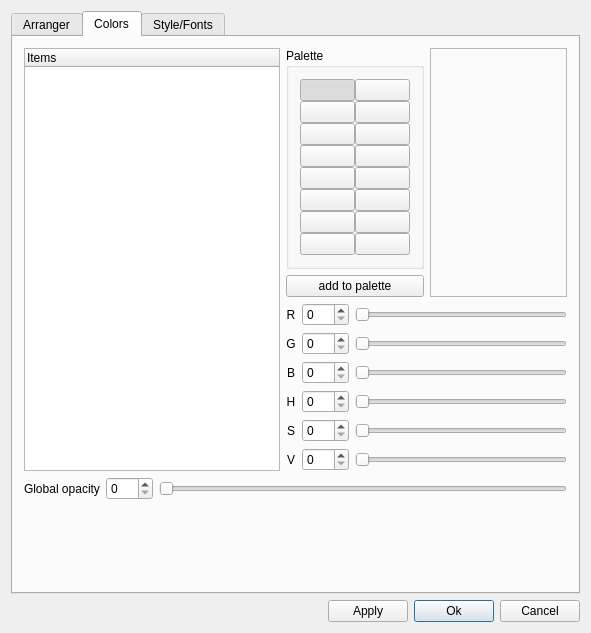
The window that muse2/muse/widgets/appearancebase.ui (emrum/muse) describes before a commit, drawn with Qt 5.
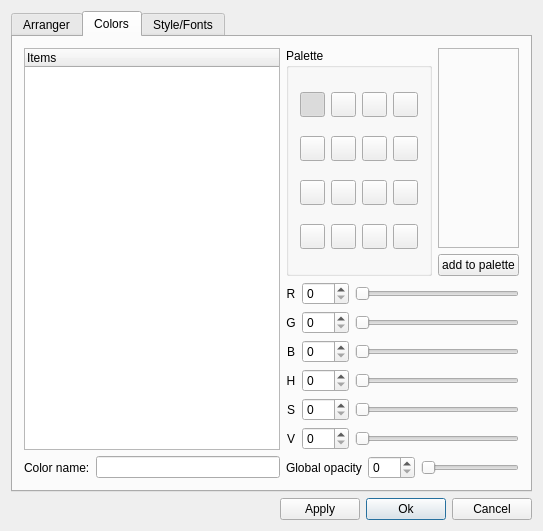
The same window after the commit. The open tabs and pages were chosen to show the change.

```diff
--- a/muse2/muse/widgets/appearancebase.ui
+++ b/muse2/muse/widgets/appearancebase.ui
@@ -6,8 +6,8 @@
    <rect>
     <x>0</x>
     <y>0</y>
-    <width>591</width>
-    <height>633</height>
+    <width>538</width>
+    <height>531</height>
    </rect>
   </property>
   <property name="windowTitle">
@@ -204,11 +204,30 @@
       <attribute name="title">
        <string>Colors</string>
       </attribute>
-      <layout class="QVBoxLayout" name="verticalLayout">
-       <item>
-        <layout class="QGridLayout">
+      <layout class="QGridLayout" name="gridLayout_2">
+       <item row="0" column="0" rowspan="2">
+        <widget class="QTreeWidget" name="itemList">
+         <property name="rootIsDecorated">
+          <bool>true</bool>
+         </property>
+         <property name="allColumnsShowFocus">
+          <bool>true</bool>
+         </property>
+         <column>
+          <property name="text">
+           <string>Items</string>
+          </property>
+         </column>
+        </widget>
+       </item>
          <item row="0" column="1">
           <widget class="QGroupBox" name="aPaletteBox">
+         <property name="sizePolicy">
+          <sizepolicy hsizetype="Maximum" vsizetype="Preferred">
+           <horstretch>0</horstretch>
+           <verstretch>0</verstretch>
+          </sizepolicy>
+         </property>
            <property name="focusPolicy">
             <enum>Qt::NoFocus</enum>
            </property>
@@ -218,18 +237,30 @@
            <property name="selectedId" stdset="0">
             <number>0</number>
            </property>
-           <layout class="QGridLayout">
-            <property name="spacing">
-             <number>0</number>
-            </property>
+         <layout class="QGridLayout" name="gridLayout_1">
             <item row="0" column="0">
              <widget class="QPushButton" name="palette0">
               <property name="sizePolicy">
-               <sizepolicy hsizetype="Expanding" vsizetype="Expanding">
+             <sizepolicy hsizetype="Fixed" vsizetype="Fixed">
                 <horstretch>0</horstretch>
                 <verstretch>0</verstretch>
                </sizepolicy>
               </property>
+            <property name="minimumSize">
+             <size>
+              <width>25</width>
+              <height>25</height>
+             </size>
+            </property>
+            <property name="maximumSize">
+             <size>
+              <width>25</width>
+              <height>25</height>
+             </size>
+            </property>
+            <property name="autoFillBackground">
+             <bool>false</bool>
+            </property>
               <property name="text">
                <string/>
               </property>
@@ -241,14 +272,29 @@
               </property>
              </widget>
             </item>
-            <item row="1" column="0">
+          <item row="0" column="1">
              <widget class="QPushButton" name="palette1">
               <property name="sizePolicy">
-               <sizepolicy hsizetype="Expanding" vsizetype="Expanding">
+             <sizepolicy hsizetype="Fixed" vsizetype="Fixed">
                 <horstretch>0</horstretch>
                 <verstretch>0</verstretch>
                </sizepolicy>
               </property>
+            <property name="minimumSize">
+             <size>
+              <width>25</width>
+              <height>25</height>
+             </size>
+            </property>
+            <property name="maximumSize">
+             <size>
+              <width>25</width>
+              <height>25</height>
+             </size>
+            </property>
+            <property name="autoFillBackground">
+             <bool>false</bool>
+            </property>
               <property name="text">
                <string/>
               </property>
@@ -257,14 +303,29 @@
               </property>
              </widget>
             </item>
-            <item row="2" column="0">
+          <item row="0" column="2">
              <widget class="QPushButton" name="palette2">
               <property name="sizePolicy">
-               <sizepolicy hsizetype="Expanding" vsizetype="Expanding">
+             <sizepolicy hsizetype="Fixed" vsizetype="Fixed">
                 <horstretch>0</horstretch>
                 <verstretch>0</verstretch>
                </sizepolicy>
               </property>
+            <property name="minimumSize">
+             <size>
+              <width>25</width>
+              <height>25</height>
+             </size>
+            </property>
+            <property name="maximumSize">
+             <size>
+              <width>25</width>
+              <height>25</height>
+             </size>
+            </property>
+            <property name="autoFillBackground">
+             <bool>false</bool>
+            </property>
               <property name="text">
                <string/>
               </property>
@@ -273,14 +334,29 @@
               </property>
              </widget>
             </item>
-            <item row="3" column="0">
+          <item row="0" column="3">
              <widget class="QPushButton" name="palette3">
               <property name="sizePolicy">
-               <sizepolicy hsizetype="Expanding" vsizetype="Expanding">
+             <sizepolicy hsizetype="Fixed" vsizetype="Fixed">
                 <horstretch>0</horstretch>
                 <verstretch>0</verstretch>
                </sizepolicy>
               </property>
+            <property name="minimumSize">
+             <size>
+              <width>25</width>
+              <height>25</height>
+             </size>
+            </property>
+            <property name="maximumSize">
+             <size>
+              <width>25</width>
+              <height>25</height>
+             </size>
+            </property>
+            <property name="autoFillBackground">
+             <bool>false</bool>
+            </property>
               <property name="text">
                <string/>
               </property>
@@ -289,14 +365,29 @@
               </property>
              </widget>
             </item>
-            <item row="4" column="0">
+          <item row="1" column="0">
              <widget class="QPushButton" name="palette4">
               <property name="sizePolicy">
-               <sizepolicy hsizetype="Expanding" vsizetype="Expanding">
+             <sizepolicy hsizetype="Fixed" vsizetype="Fixed">
                 <horstretch>0</horstretch>
                 <verstretch>0</verstretch>
                </sizepolicy>
               </property>
+            <property name="minimumSize">
+             <size>
+              <width>25</width>
+              <height>25</height>
+             </size>
+            </property>
+            <property name="maximumSize">
+             <size>
+              <width>25</width>
+              <height>25</height>
+             </size>
+            </property>
+            <property name="autoFillBackground">
+             <bool>false</bool>
+            </property>
               <property name="text">
                <string/>
               </property>
@@ -305,14 +396,29 @@
               </property>
              </widget>
             </item>
-            <item row="5" column="0">
+          <item row="1" column="1">
              <widget class="QPushButton" name="palette5">
               <property name="sizePolicy">
-               <sizepolicy hsizetype="Expanding" vsizetype="Expanding">
+             <sizepolicy hsizetype="Fixed" vsizetype="Fixed">
                 <horstretch>0</horstretch>
                 <verstretch>0</verstretch>
                </sizepolicy>
               </property>
+            <property name="minimumSize">
+             <size>
+              <width>25</width>
+              <height>25</height>
+             </size>
+            </property>
+            <property name="maximumSize">
+             <size>
+              <width>25</width>
+              <height>25</height>
+             </size>
+            </property>
+            <property name="autoFillBackground">
+             <bool>false</bool>
+            </property>
               <property name="text">
                <string/>
               </property>
@@ -321,14 +427,91 @@
               </property>
              </widget>
             </item>
-            <item row="0" column="1">
+          <item row="1" column="2">
+           <widget class="QPushButton" name="palette6">
+            <property name="sizePolicy">
+             <sizepolicy hsizetype="Fixed" vsizetype="Fixed">
+              <horstretch>0</horstretch>
+              <verstretch>0</verstretch>
+             </sizepolicy>
+            </property>
+            <property name="minimumSize">
+             <size>
+              <width>25</width>
+              <height>25</height>
+             </size>
+            </property>
+            <property name="maximumSize">
+             <size>
+              <width>25</width>
+              <height>25</height>
+             </size>
+            </property>
+            <property name="autoFillBackground">
+             <bool>false</bool>
+            </property>
+            <property name="text">
+             <string/>
+            </property>
+            <property name="checkable">
+             <bool>true</bool>
+            </property>
+           </widget>
+          </item>
+          <item row="1" column="3">
+           <widget class="QPushButton" name="palette7">
+            <property name="sizePolicy">
+             <sizepolicy hsizetype="Fixed" vsizetype="Fixed">
+              <horstretch>0</horstretch>
+              <verstretch>0</verstretch>
+             </sizepolicy>
+            </property>
+            <property name="minimumSize">
+             <size>
+              <width>25</width>
+              <height>25</height>
+             </size>
+            </property>
+            <property name="maximumSize">
+             <size>
+              <width>25</width>
+              <height>25</height>
+             </size>
+            </property>
+            <property name="autoFillBackground">
+             <bool>false</bool>
+            </property>
+            <property name="text">
+             <string/>
+            </property>
+            <property name="checkable">
+             <bool>true</bool>
+            </property>
+           </widget>
+          </item>
+          <item row="2" column="0">
              <widget class="QPushButton" name="palette8">
               <property name="sizePolicy">
-               <sizepolicy hsizetype="Expanding" vsizetype="Expanding">
+             <sizepolicy hsizetype="Fixed" vsizetype="Fixed">
                 <horstretch>0</horstretch>
                 <verstretch>0</verstretch>
                </sizepolicy>
               </property>
+            <property name="minimumSize">
+             <size>
+              <width>25</width>
+              <height>25</height>
+             </size>
+            </property>
+            <property name="maximumSize">
+             <size>
+              <width>25</width>
+              <height>25</height>
+             </size>
+            </property>
+            <property name="autoFillBackground">
+             <bool>false</bool>
+            </property>
               <property name="text">
                <string/>
               </property>
@@ -337,14 +520,29 @@
               </property>
              </widget>
             </item>
-            <item row="1" column="1">
+          <item row="2" column="1">
              <widget class="QPushButton" name="palette9">
               <property name="sizePolicy">
-               <sizepolicy hsizetype="Expanding" vsizetype="Expanding">
+             <sizepolicy hsizetype="Fixed" vsizetype="Fixed">
                 <horstretch>0</horstretch>
                 <verstretch>0</verstretch>
                </sizepolicy>
               </property>
+            <property name="minimumSize">
+             <size>
+              <width>25</width>
+              <height>25</height>
+             </size>
+            </property>
+            <property name="maximumSize">
+             <size>
+              <width>25</width>
+              <height>25</height>
+             </size>
+            </property>
+            <property name="autoFillBackground">
+             <bool>false</bool>
+            </property>
               <property name="text">
                <string/>
               </property>
@@ -353,14 +551,29 @@
               </property>
              </widget>
             </item>
-            <item row="2" column="1">
+          <item row="2" column="2">
              <widget class="QPushButton" name="palette10">
               <property name="sizePolicy">
-               <sizepolicy hsizetype="Expanding" vsizetype="Expanding">
+             <sizepolicy hsizetype="Fixed" vsizetype="Fixed">
                 <horstretch>0</horstretch>
                 <verstretch>0</verstretch>
                </sizepolicy>
               </property>
+            <property name="minimumSize">
+             <size>
+              <width>25</width>
+              <height>25</height>
+             </size>
+            </property>
+            <property name="maximumSize">
+             <size>
+              <width>25</width>
+              <height>25</height>
+             </size>
+            </property>
+            <property name="autoFillBackground">
+             <bool>false</bool>
+            </property>
               <property name="text">
                <string/>
               </property>
@@ -369,14 +582,29 @@
               </property>
              </widget>
             </item>
-            <item row="3" column="1">
+          <item row="2" column="3">
              <widget class="QPushButton" name="palette11">
               <property name="sizePolicy">
-               <sizepolicy hsizetype="Expanding" vsizetype="Expanding">
+             <sizepolicy hsizetype="Fixed" vsizetype="Fixed">
                 <horstretch>0</horstretch>
                 <verstretch>0</verstretch>
                </sizepolicy>
               </property>
+            <property name="minimumSize">
+             <size>
+              <width>25</width>
+              <height>25</height>
+             </size>
+            </property>
+            <property name="maximumSize">
+             <size>
+              <width>25</width>
+              <height>25</height>
+             </size>
+            </property>
+            <property name="autoFillBackground">
+             <bool>false</bool>
+            </property>
               <property name="text">
                <string/>
               </property>
@@ -385,14 +613,29 @@
               </property>
              </widget>
             </item>
-            <item row="4" column="1">
+          <item row="3" column="0">
              <widget class="QPushButton" name="palette12">
               <property name="sizePolicy">
-               <sizepolicy hsizetype="Expanding" vsizetype="Expanding">
+             <sizepolicy hsizetype="Fixed" vsizetype="Fixed">
                 <horstretch>0</horstretch>
                 <verstretch>0</verstretch>
                </sizepolicy>
               </property>
+            <property name="minimumSize">
+             <size>
+              <width>25</width>
+              <height>25</height>
+             </size>
+            </property>
+            <property name="maximumSize">
+             <size>
+              <width>25</width>
+              <height>25</height>
+             </size>
+            </property>
+            <property name="autoFillBackground">
+             <bool>false</bool>
+            </property>
               <property name="text">
                <string/>
               </property>
@@ -401,29 +644,28 @@
               </property>
              </widget>
             </item>
-            <item row="5" column="1">
+          <item row="3" column="1">
              <widget class="QPushButton" name="palette13">
               <property name="sizePolicy">
-               <sizepolicy hsizetype="Expanding" vsizetype="Expanding">
+             <sizepolicy hsizetype="Fixed" vsizetype="Fixed">
                 <horstretch>0</horstretch>
                 <verstretch>0</verstretch>
                </sizepolicy>
               </property>
-              <property name="text">
-               <string/>
-              </property>
-              <property name="checkable">
-               <bool>true</bool>
-              </property>
-             </widget>
-            </item>
-            <item row="7" column="0">
-             <widget class="QPushButton" name="palette7">
-              <property name="sizePolicy">
-               <sizepolicy hsizetype="Expanding" vsizetype="Expanding">
-                <horstretch>0</horstretch>
-                <verstretch>0</verstretch>
-               </sizepolicy>
+            <property name="minimumSize">
+             <size>
+              <width>25</width>
+              <height>25</height>
+             </size>
+            </property>
+            <property name="maximumSize">
+             <size>
+              <width>25</width>
+              <height>25</height>
+             </size>
+            </property>
+            <property name="autoFillBackground">
+             <bool>false</bool>
               </property>
               <property name="text">
                <string/>
@@ -433,45 +675,59 @@
               </property>
              </widget>
             </item>
-            <item row="6" column="0">
-             <widget class="QPushButton" name="palette6">
-              <property name="sizePolicy">
-               <sizepolicy hsizetype="Expanding" vsizetype="Expanding">
-                <horstretch>0</horstretch>
-                <verstretch>0</verstretch>
-               </sizepolicy>
-              </property>
-              <property name="text">
-               <string/>
-              </property>
-              <property name="checkable">
-               <bool>true</bool>
-              </property>
-             </widget>
-            </item>
-            <item row="7" column="1">
-             <widget class="QPushButton" name="palette15">
-              <property name="sizePolicy">
-               <sizepolicy hsizetype="Expanding" vsizetype="Expanding">
-                <horstretch>0</horstretch>
-                <verstretch>0</verstretch>
-               </sizepolicy>
-              </property>
-              <property name="text">
-               <string/>
-              </property>
-              <property name="checkable">
-               <bool>true</bool>
-              </property>
-             </widget>
-            </item>
-            <item row="6" column="1">
+          <item row="3" column="2">
              <widget class="QPushButton" name="palette14">
               <property name="sizePolicy">
-               <sizepolicy hsizetype="Expanding" vsizetype="Expanding">
+             <sizepolicy hsizetype="Fixed" vsizetype="Fixed">
                 <horstretch>0</horstretch>
                 <verstretch>0</verstretch>
                </sizepolicy>
+            </property>
+            <property name="minimumSize">
+             <size>
+              <width>25</width>
+              <height>25</height>
+             </size>
+            </property>
+            <property name="maximumSize">
+             <size>
+              <width>25</width>
+              <height>25</height>
+             </size>
+            </property>
+            <property name="autoFillBackground">
+             <bool>false</bool>
+            </property>
+            <property name="text">
+             <string/>
+            </property>
+            <property name="checkable">
+             <bool>true</bool>
+            </property>
+           </widget>
+          </item>
+          <item row="3" column="3">
+           <widget class="QPushButton" name="palette15">
+            <property name="sizePolicy">
+             <sizepolicy hsizetype="Fixed" vsizetype="Fixed">
+              <horstretch>0</horstretch>
+              <verstretch>0</verstretch>
+             </sizepolicy>
+            </property>
+            <property name="minimumSize">
+             <size>
+              <width>25</width>
+              <height>25</height>
+             </size>
+            </property>
+            <property name="maximumSize">
+             <size>
+              <width>25</width>
+              <height>25</height>
+             </size>
+            </property>
+            <property name="autoFillBackground">
+             <bool>false</bool>
               </property>
               <property name="text">
                <string/>
@@ -484,14 +740,9 @@
            </layout>
           </widget>
          </item>
-         <item row="1" column="1">
-          <widget class="QPushButton" name="addToPalette">
-           <property name="text">
-            <string>add to palette</string>
-           </property>
-          </widget>
-         </item>
-         <item row="0" column="2" rowspan="2">
+       <item row="0" column="2">
+        <layout class="QVBoxLayout" name="verticalLayout">
+         <item>
           <widget class="QFrame" name="colorframe">
            <property name="sizePolicy">
             <sizepolicy hsizetype="Expanding" vsizetype="Expanding">
@@ -507,7 +758,16 @@
            </property>
           </widget>
          </item>
-         <item row="2" column="1" colspan="2">
+         <item>
+          <widget class="QPushButton" name="addToPalette">
+           <property name="text">
+            <string>add to palette</string>
+           </property>
+          </widget>
+         </item>
+        </layout>
+       </item>
+       <item row="1" column="1" colspan="2">
           <layout class="QGridLayout">
            <item row="0" column="1">
             <widget class="QSpinBox" name="rval">
@@ -655,7 +915,7 @@
            <item row="0" column="2">
             <widget class="QSlider" name="rslider">
              <property name="sizePolicy">
-              <sizepolicy hsizetype="Expanding" vsizetype="Expanding">
+            <sizepolicy hsizetype="Expanding" vsizetype="Fixed">
                <horstretch>0</horstretch>
                <verstretch>0</verstretch>
               </sizepolicy>
@@ -706,24 +966,21 @@
            </item>
           </layout>
          </item>
-         <item row="0" column="0" rowspan="3">
-          <widget class="QTreeWidget" name="itemList">
-           <property name="rootIsDecorated">
-            <bool>true</bool>
-           </property>
-           <property name="allColumnsShowFocus">
-            <bool>true</bool>
-           </property>
-           <column>
+       <item row="2" column="0">
+        <layout class="QHBoxLayout" name="horizontalLayout_3">
+         <item>
+          <widget class="QLabel" name="label">
             <property name="text">
-             <string>Items</string>
-            </property>
-           </column>
+            <string>Color name:</string>
+           </property>
           </widget>
          </item>
+         <item>
+          <widget class="QLineEdit" name="colorNameLineEdit"/>
+         </item>
         </layout>
        </item>
-       <item>
+       <item row="2" column="1" colspan="2">
         <layout class="QHBoxLayout" name="horizontalLayout">
          <item>
           <widget class="QLabel" name="textLabel1_2">
@@ -778,22 +1035,6 @@
          </item>
         </layout>
        </item>
-       <item>
-        <spacer name="botColorSpacer">
-         <property name="orientation">
-          <enum>Qt::Vertical</enum>
-         </property>
-         <property name="sizeType">
-          <enum>QSizePolicy::Expanding</enum>
-         </property>
-         <property name="sizeHint" stdset="0">
-          <size>
-           <width>20</width>
-           <height>40</height>
-          </size>
-         </property>
-        </spacer>
-       </item>
       </layout>
      </widget>
      <widget class="QWidget" name="tab3">
```
Lines whose indentation alone changed are shown as unchanged.
